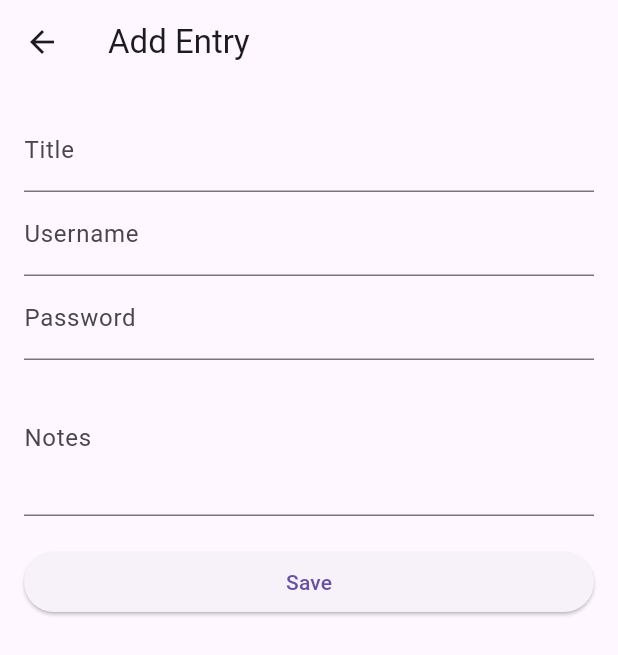
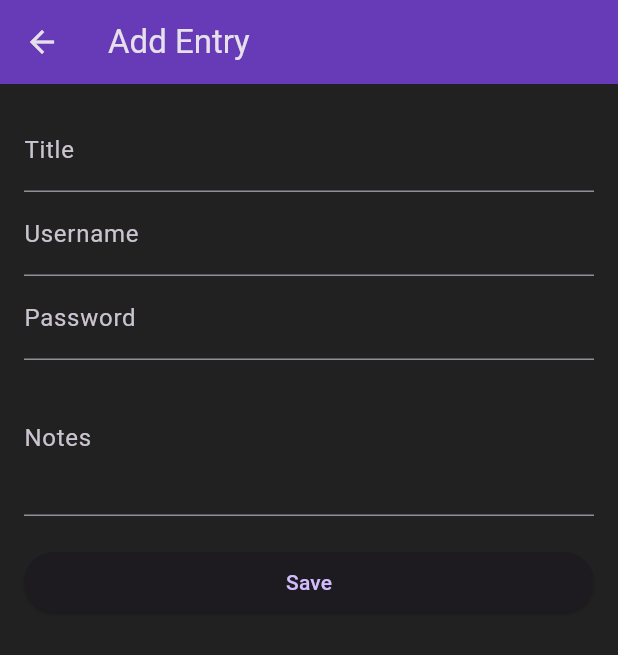
Before and after one commit to could-ai/01986b0a-abc8-7756-8518-159499e136ed, a Flutter app: the screen it shows after launch, after a tap on the "add" icon, on a phone screen of 412 x 824 dp. Shown: the top 655 px of the screen. Run offline on Flutter 3.47's test engine with Material 3 defaults, Android fonts, the phone set to English and light mode, and no system bars; our stand-ins replace hive, hive_flutter; accounts and stored records are empty.

Commit message:
Switch app to dark background theme with deep purple accents

```diff
--- a/usr/lib/main.dart
+++ b/usr/lib/main.dart
@@ -19,8 +19,15 @@ class MyApp extends StatelessWidget {
     return MaterialApp(
       title: 'Password Manager',
       debugShowCheckedModeBanner: false,
-      theme: ThemeData(
-        primarySwatch: Colors.deepPurple,
+      theme: ThemeData.dark().copyWith(
+        primaryColor: Colors.deepPurple,
+        scaffoldBackgroundColor: Colors.grey[900],
+        appBarTheme: const AppBarTheme(
+          backgroundColor: Colors.deepPurple,
+        ),
+        floatingActionButtonTheme: const FloatingActionButtonThemeData(
+          backgroundColor: Colors.deepPurple,
+        ),
       ),
       initialRoute: '/',
       routes: {
```
